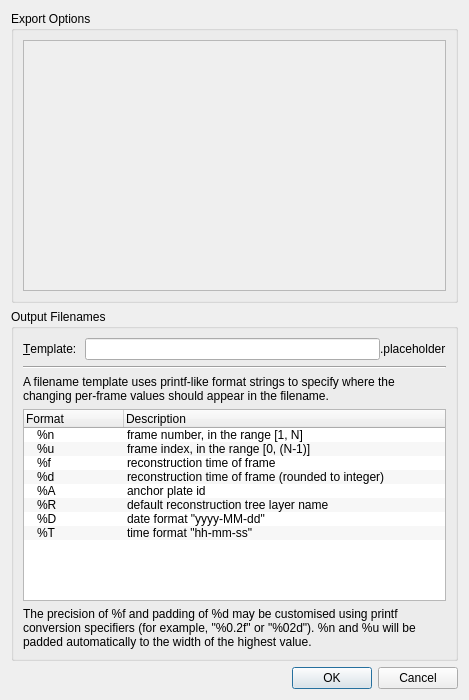
This is src/qt-widgets/EditExportParametersDialogUi.ui in GPlates/GPlates as Qt 5 draws it before an edit. The edited form follows.
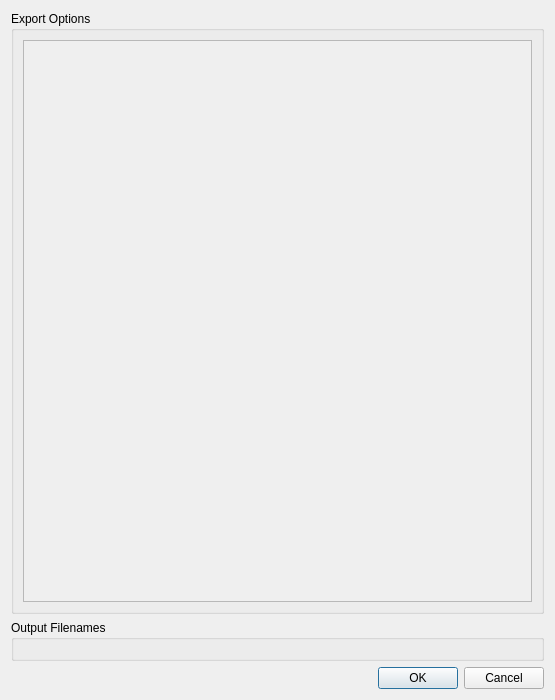
This is the edited form.

Commit message: (trunk) Share filename template widget between configure export parameters GUI and edit export parameters GUI.

Diff of the .ui file:
```diff
--- a/src/qt-widgets/EditExportParametersDialogUi.ui
+++ b/src/qt-widgets/EditExportParametersDialogUi.ui
@@ -6,7 +6,7 @@
    <rect>
     <x>0</x>
     <y>0</y>
-    <width>469</width>
+    <width>555</width>
     <height>700</height>
    </rect>
   </property>
@@ -19,7 +19,7 @@
   <property name="windowTitle">
    <string>Edit Export</string>
   </property>
-  <layout class="QVBoxLayout" name="verticalLayout_3">
+  <layout class="QVBoxLayout" name="verticalLayout">
    <item>
     <widget class="QGroupBox" name="export_options_group_box">
      <property name="sizePolicy">
@@ -54,8 +54,8 @@
           <rect>
            <x>0</x>
            <y>0</y>
-           <width>429</width>
-           <height>271</height>
+           <width>515</width>
+           <height>569</height>
           </rect>
          </property>
         </widget>
@@ -66,181 +66,12 @@
    </item>
    <item>
     <widget class="QGroupBox" name="export_filename_template_group_box">
-     <property name="sizePolicy">
-      <sizepolicy hsizetype="Expanding" vsizetype="Preferred">
-       <horstretch>0</horstretch>
-       <verstretch>0</verstretch>
-      </sizepolicy>
-     </property>
      <property name="title">
       <string>Output Filenames</string>
      </property>
-     <layout class="QVBoxLayout" name="verticalLayout">
+     <layout class="QVBoxLayout" name="verticalLayout_3">
       <item>
-       <layout class="QHBoxLayout" name="horizontalLayout_3">
-        <item>
-         <widget class="QLabel" name="label_3">
-          <property name="text">
-           <string>&amp;Template: </string>
-          </property>
-          <property name="buddy">
-           <cstring>lineEdit_filename</cstring>
-          </property>
-         </widget>
-        </item>
-        <item>
-         <layout class="QHBoxLayout" name="horizontalLayout_2">
-          <property name="spacing">
-           <number>0</number>
-          </property>
-          <item>
-           <widget class="QLineEdit" name="lineEdit_filename"/>
-          </item>
-          <item>
-           <widget class="QLabel" name="label_file_extension">
-            <property name="text">
-             <string>.placeholder</string>
-            </property>
-           </widget>
-          </item>
-         </layout>
-        </item>
-       </layout>
-      </item>
-      <item>
-       <widget class="Line" name="line">
-        <property name="orientation">
-         <enum>Qt::Horizontal</enum>
-        </property>
-       </widget>
-      </item>
-      <item>
-       <widget class="QLabel" name="label">
-        <property name="text">
-         <string>A filename template uses printf-like format strings to specify where the changing per-frame values should appear in the filename.</string>
-        </property>
-        <property name="wordWrap">
-         <bool>true</bool>
-        </property>
-       </widget>
-      </item>
-      <item>
-       <widget class="QTreeWidget" name="treeWidget_template">
-        <property name="sizePolicy">
-         <sizepolicy hsizetype="Expanding" vsizetype="Preferred">
-          <horstretch>0</horstretch>
-          <verstretch>0</verstretch>
-         </sizepolicy>
-        </property>
-        <property name="verticalScrollBarPolicy">
-         <enum>Qt::ScrollBarAlwaysOff</enum>
-        </property>
-        <property name="autoScroll">
-         <bool>false</bool>
-        </property>
-        <property name="alternatingRowColors">
-         <bool>true</bool>
-        </property>
-        <property name="selectionMode">
-         <enum>QAbstractItemView::NoSelection</enum>
-        </property>
-        <property name="indentation">
-         <number>10</number>
-        </property>
-        <property name="rootIsDecorated">
-         <bool>true</bool>
-        </property>
-        <property name="uniformRowHeights">
-         <bool>true</bool>
-        </property>
-        <property name="itemsExpandable">
-         <bool>false</bool>
-        </property>
-        <column>
-         <property name="text">
-          <string>Format</string>
-         </property>
-        </column>
-        <column>
-         <property name="text">
-          <string>Description</string>
-         </property>
-        </column>
-        <item>
-         <property name="text">
-          <string>%n</string>
-         </property>
-         <property name="text">
-          <string>frame number, in the range [1, N]</string>
-         </property>
-        </item>
-        <item>
-         <property name="text">
-          <string>%u</string>
-         </property>
-         <property name="text">
-          <string>frame index, in the range [0, (N-1)]</string>
-         </property>
-        </item>
-        <item>
-         <property name="text">
-          <string>%f</string>
-         </property>
-         <property name="text">
-          <string>reconstruction time of frame</string>
-         </property>
-        </item>
-        <item>
-         <property name="text">
-          <string>%d</string>
-         </property>
-         <property name="text">
-          <string>reconstruction time of frame (rounded to integer)</string>
-         </property>
-        </item>
-        <item>
-         <property name="text">
-          <string>%A</string>
-         </property>
-         <property name="text">
-          <string>anchor plate id</string>
-         </property>
-        </item>
-        <item>
-         <property name="text">
-          <string>%R</string>
-         </property>
-         <property name="text">
-          <string>default reconstruction tree layer name</string>
-         </property>
-        </item>
-        <item>
-         <property name="text">
-          <string>%D</string>
-         </property>
-         <property name="text">
-          <string>date format &quot;yyyy-MM-dd&quot;</string>
-         </property>
-        </item>
-        <item>
-         <property name="text">
-          <string>%T</string>
-         </property>
-         <property name="text">
-          <string>time format &quot;hh-mm-ss&quot;</string>
-         </property>
-        </item>
-       </widget>
-      </item>
-      <item>
-       <widget class="QLabel" name="label_2">
-        <property name="text">
-         <string>The precision of %f and padding of %d may be customised using printf conversion specifiers (for example, &quot;%0.2f&quot; or &quot;%02d&quot;). %n and %u will be padded automatically to the width of the highest value.</string>
-        </property>
-        <property name="wordWrap">
-         <bool>true</bool>
-        </property>
-       </widget>
+       <widget class="QWidget" name="export_filename_template_place_holder" native="true"/>
       </item>
      </layout>
     </widget>
```
The commit also changes 9 other files.
